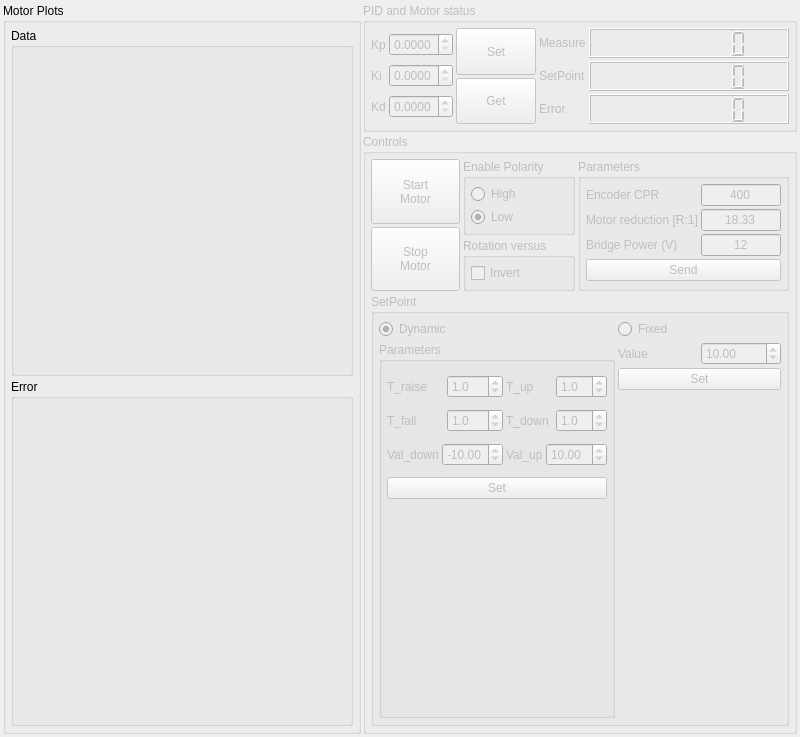
Old version of the form gui/qmotorpidparamwidget.ui in the repository officinerobotiche/uNav_PID_Tuner.
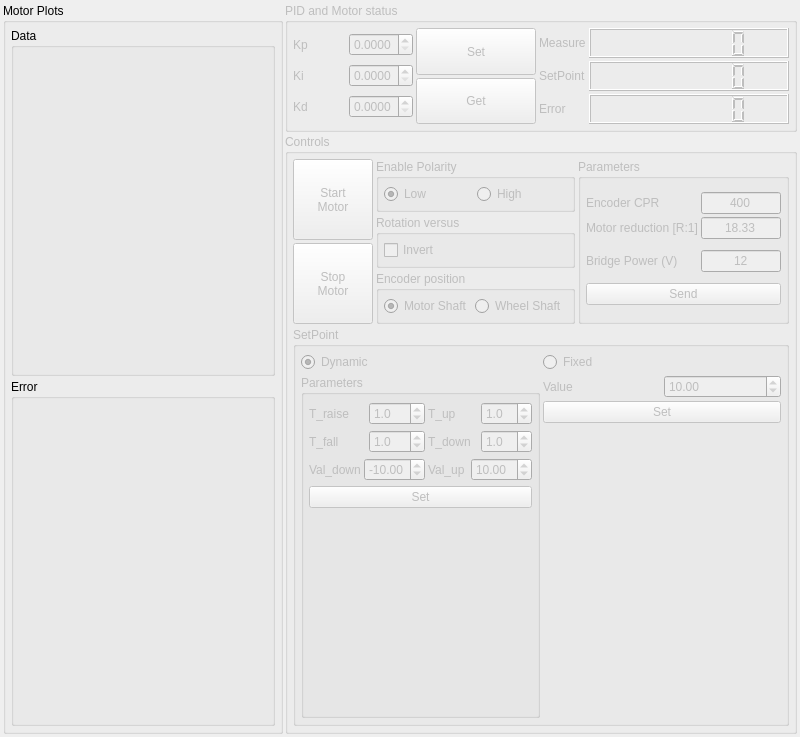
New version of the form. Icons and pictures are not drawn. Custom widgets are drawn as their Qt base class.

Patch:
```diff
--- a/gui/qmotorpidparamwidget.ui
+++ b/gui/qmotorpidparamwidget.ui
@@ -559,9 +559,6 @@
       </item>
       <item row="0" column="1">
        <layout class="QVBoxLayout" name="verticalLayout_2">
-        <property name="spacing">
-         <number>3</number>
-        </property>
         <item>
          <widget class="QGroupBox" name="groupBox_16">
           <property name="sizePolicy">
@@ -573,7 +570,7 @@
           <property name="title">
            <string>Enable Polarity</string>
           </property>
-          <layout class="QVBoxLayout" name="verticalLayout_3">
+          <layout class="QHBoxLayout" name="horizontalLayout_7">
            <property name="spacing">
             <number>3</number>
            </property>
@@ -589,19 +586,6 @@
            <property name="bottomMargin">
             <number>5</number>
            </property>
-           <item>
-            <widget class="QRadioButton" name="radioButton_polarity_high">
-             <property name="sizePolicy">
-              <sizepolicy hsizetype="Preferred" vsizetype="Fixed">
-               <horstretch>0</horstretch>
-               <verstretch>0</verstretch>
-              </sizepolicy>
-             </property>
-             <property name="text">
-              <string>High</string>
-             </property>
-            </widget>
-           </item>
            <item>
             <widget class="QRadioButton" name="radioButton_polarity_low">
              <property name="sizePolicy">
@@ -618,6 +602,19 @@
              </property>
             </widget>
            </item>
+           <item>
+            <widget class="QRadioButton" name="radioButton_polarity_high">
+             <property name="sizePolicy">
+              <sizepolicy hsizetype="Preferred" vsizetype="Fixed">
+               <horstretch>0</horstretch>
+               <verstretch>0</verstretch>
+              </sizepolicy>
+             </property>
+             <property name="text">
+              <string>High</string>
+             </property>
+            </widget>
+           </item>
           </layout>
          </widget>
         </item>
@@ -664,6 +661,47 @@
           </layout>
          </widget>
         </item>
+        <item>
+         <widget class="QGroupBox" name="groupBox_2">
+          <property name="title">
+           <string>Encoder position</string>
+          </property>
+          <layout class="QHBoxLayout" name="horizontalLayout_4">
+           <property name="spacing">
+            <number>3</number>
+           </property>
+           <property name="leftMargin">
+            <number>5</number>
+           </property>
+           <property name="topMargin">
+            <number>5</number>
+           </property>
+           <property name="rightMargin">
+            <number>5</number>
+           </property>
+           <property name="bottomMargin">
+            <number>5</number>
+           </property>
+           <item>
+            <widget class="QRadioButton" name="radioButton_enc_wheel">
+             <property name="text">
+              <string>Motor Shaft</string>
+             </property>
+             <property name="checked">
+              <bool>true</bool>
+             </property>
+            </widget>
+           </item>
+           <item>
+            <widget class="QRadioButton" name="radioButton_enc_shaft">
+             <property name="text">
+              <string>Wheel Shaft</string>
+             </property>
+            </widget>
+           </item>
+          </layout>
+         </widget>
+        </item>
        </layout>
       </item>
       <item row="0" column="2">
```
